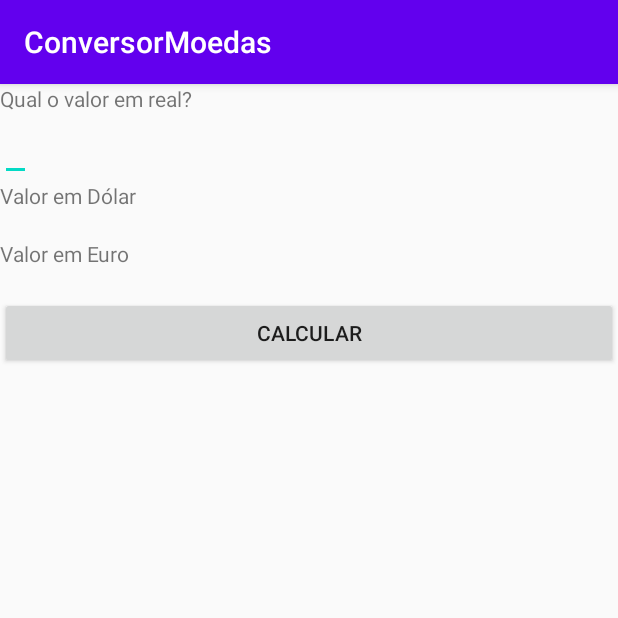
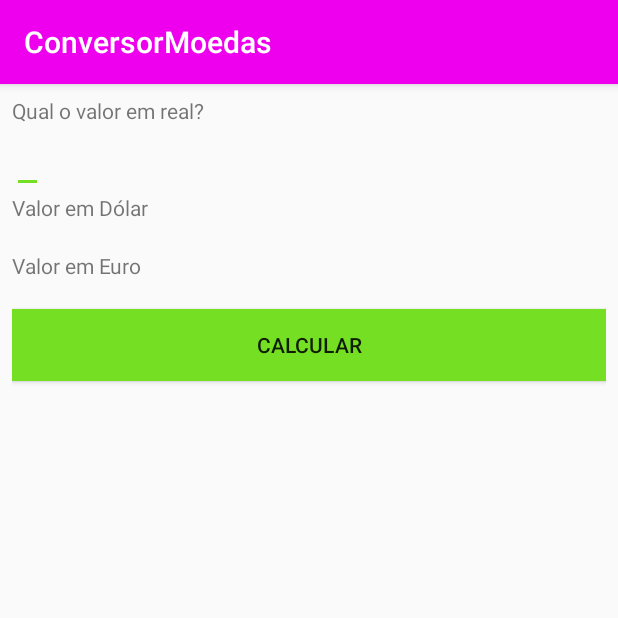
Before and after one commit to leandro-gft/ConversorMoedasApp, an Android app: the screen it shows after launch (MainActivity), on a phone screen of 412 x 824 dp, the top half of it. Run offline under Robolectric (Android 15) with nearby library versions, the phone set to English and light mode, and no system bars.

Commit message:
Melhoria no layout do botão e margem

```diff
--- a/app/src/main/res/layout/activity_main.xml
+++ b/app/src/main/res/layout/activity_main.xml
@@ -1,10 +1,10 @@
 <?xml version="1.0" encoding="utf-8"?>
 <LinearLayout xmlns:android="http://schemas.android.com/apk/res/android"
-    xmlns:app="http://schemas.android.com/apk/res-auto"
     xmlns:tools="http://schemas.android.com/tools"
     android:layout_width="match_parent"
     android:layout_height="match_parent"
     android:orientation="vertical"
+    android:layout_margin="8dp"
     tools:context=".MainActivity">
 
     <TextView
@@ -44,6 +44,7 @@
         android:id="@+id/button_calculate"
         android:layout_width="match_parent"
         android:layout_height="wrap_content"
-        android:text="@string/calcular" />
+        android:text="@string/calcular"
+        android:background="@color/colorAccent"/>
 
 </LinearLayout>
--- a/app/src/main/res/values/colors.xml
+++ b/app/src/main/res/values/colors.xml
@@ -1,6 +1,11 @@
 <?xml version="1.0" encoding="utf-8"?>
 <resources>
-    <color name="colorPrimary">#6200EE</color>
-    <color name="colorPrimaryDark">#3700B3</color>
-    <color name="colorAccent">#03DAC5</color>
+    <color name="colorPrimary">#EE00EE</color>
+    <color name="colorPrimaryDark">#00B303</color>
+    <color name="colorAccent">#75DF24</color>
+    <color name="colorLight">#EEF4F4</color>
+    <color name="colorPrimaryText">#030404</color>
+    <color name="colorSecundaryText">#626868</color>
+    <color name="colorDividerText">#BBCCCA</color>
+
 </resources>
```
